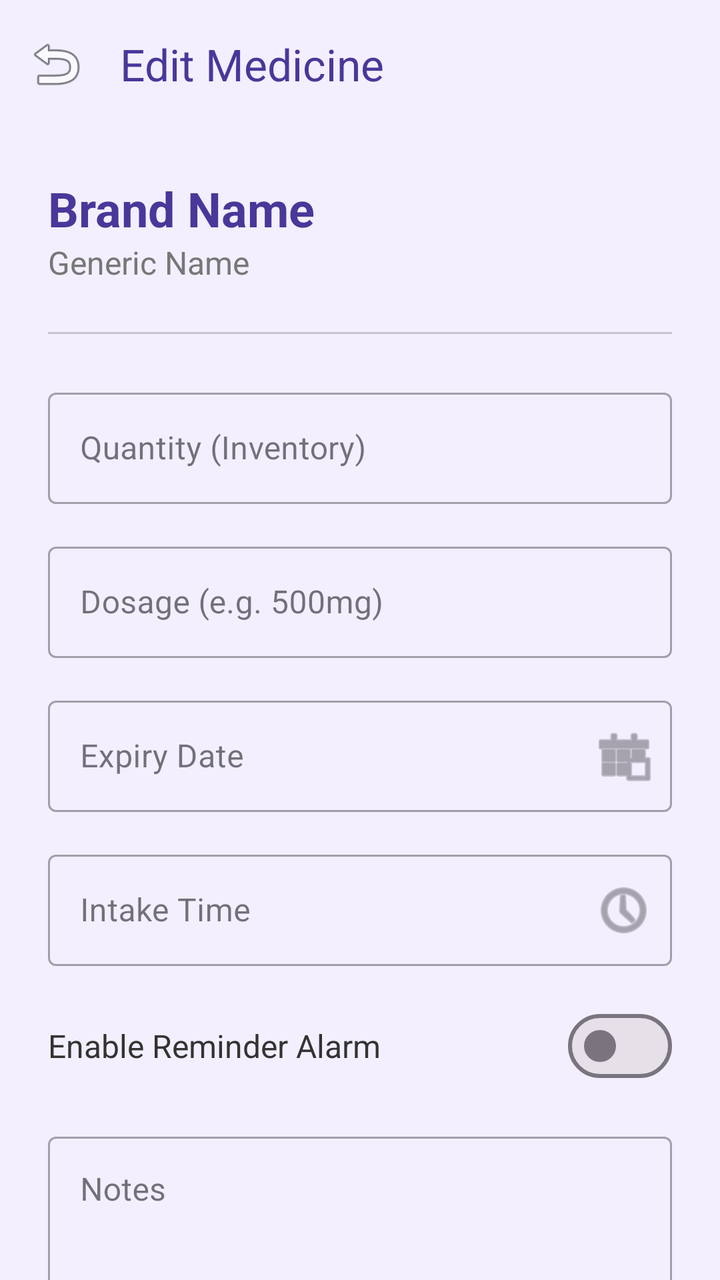
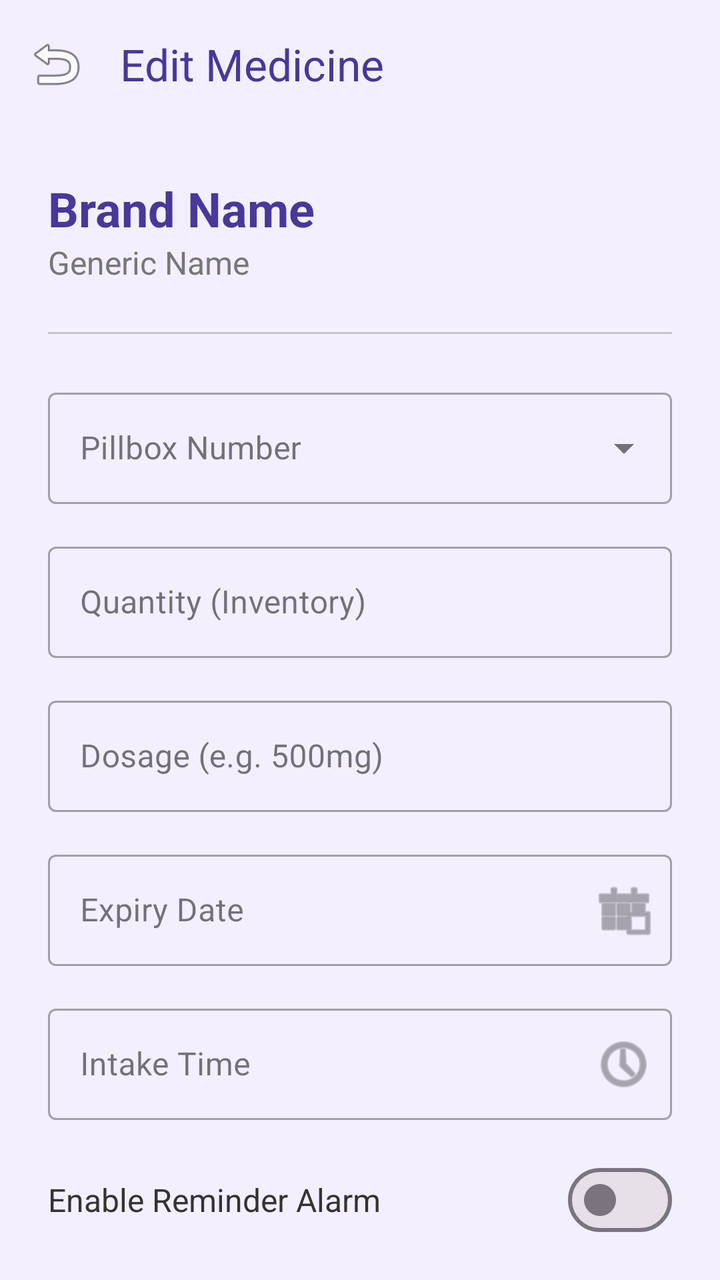

Two renders of the same Android screen: before a commit and after it. Below are the layout's source before the change and the commit's diff.
<!-- AndroidManifest.xml: application theme Theme.MedBoxWifi -->
<!-- res/layout/activity_edit_medicine.xml -->
<?xml version="1.0" encoding="utf-8"?>
<androidx.coordinatorlayout.widget.CoordinatorLayout xmlns:android="http://schemas.android.com/apk/res/android"
    xmlns:app="http://schemas.android.com/apk/res-auto"
    android:layout_width="match_parent"
    android:layout_height="match_parent"
    android:background="#F3EFFF">

    <com.google.android.material.appbar.AppBarLayout
        android:layout_width="match_parent"
        android:layout_height="wrap_content"
        android:background="@android:color/transparent"
        app:elevation="0dp">

        <com.google.android.material.appbar.MaterialToolbar
            android:id="@+id/toolbar"
            android:layout_width="match_parent"
            android:layout_height="?attr/actionBarSize"
            app:navigationIcon="@android:drawable/ic_menu_revert"
            app:title="Edit Medicine"
            app:titleTextColor="#4A3799" />
    </com.google.android.material.appbar.AppBarLayout>

    <androidx.core.widget.NestedScrollView
        android:layout_width="match_parent"
        android:layout_height="match_parent"
        app:layout_behavior="@string/appbar_scrolling_view_behavior">

        <LinearLayout
            android:layout_width="match_parent"
            android:layout_height="wrap_content"
            android:orientation="vertical"
            android:padding="24dp">

            <TextView
                android:id="@+id/tvBrandName"
                android:layout_width="wrap_content"
                android:layout_height="wrap_content"
                android:text="Brand Name"
                android:textColor="#4A3799"
                android:textSize="24sp"
                android:textStyle="bold" />

            <TextView
                android:id="@+id/tvGenericName"
                android:layout_width="wrap_content"
                android:layout_height="wrap_content"
                android:text="Generic Name"
                android:textColor="#777777"
                android:textSize="16sp" />

            <com.google.android.material.divider.MaterialDivider
                android:layout_width="match_parent"
                android:layout_height="wrap_content"
                android:layout_marginVertical="24dp" />

            <com.google.android.material.textfield.TextInputLayout
                style="@style/Widget.MaterialComponents.TextInputLayout.OutlinedBox"
                android:layout_width="match_parent"
                android:layout_height="wrap_content"
                android:layout_marginBottom="16dp"
                android:hint="Quantity (Inventory)">

                <com.google.android.material.textfield.TextInputEditText
                    android:id="@+id/etQuantity"
                    android:layout_width="match_parent"
                    android:layout_height="wrap_content"
                    android:inputType="number" />
            </com.google.android.material.textfield.TextInputLayout>

            <com.google.android.material.textfield.TextInputLayout
                style="@style/Widget.MaterialComponents.TextInputLayout.OutlinedBox"
                android:layout_width="match_parent"
                android:layout_height="wrap_content"
                android:layout_marginBottom="16dp"
                android:hint="Dosage (e.g. 500mg)">

                <com.google.android.material.textfield.TextInputEditText
                    android:id="@+id/etDosage"
                    android:layout_width="match_parent"
                    android:layout_height="wrap_content"
                    android:inputType="text" />
            </com.google.android.material.textfield.TextInputLayout>

            <com.google.android.material.textfield.TextInputLayout
                style="@style/Widget.MaterialComponents.TextInputLayout.OutlinedBox"
                android:layout_width="match_parent"
                android:layout_height="wrap_content"
                android:layout_marginBottom="16dp"
                android:hint="Expiry Date"
                app:endIconMode="custom"
                app:endIconDrawable="@android:drawable/ic_menu_today">

                <com.google.android.material.textfield.TextInputEditText
                    android:id="@+id/etExpiryDate"
                    android:layout_width="match_parent"
                    android:layout_height="wrap_content"
                    android:focusable="false"
                    android:clickable="true" />
            </com.google.android.material.textfield.TextInputLayout>

            <com.google.android.material.textfield.TextInputLayout
                style="@style/Widget.MaterialComponents.TextInputLayout.OutlinedBox"
                android:layout_width="match_parent"
                android:layout_height="wrap_content"
                android:layout_marginBottom="16dp"
                android:hint="Intake Time"
                app:endIconMode="custom"
                app:endIconDrawable="@android:drawable/ic_menu_recent_history">

                <com.google.android.material.textfield.TextInputEditText
                    android:id="@+id/etIntakeTime"
                    android:layout_width="match_parent"
                    android:layout_height="wrap_content"
                    android:focusable="false"
                    android:clickable="true" />
            </com.google.android.material.textfield.TextInputLayout>

            <LinearLayout
                android:layout_width="match_parent"
                android:layout_height="wrap_content"
                android:layout_marginBottom="16dp"
                android:gravity="center_vertical"
                android:orientation="horizontal">

                <TextView
                    android:layout_width="0dp"
                    android:layout_height="wrap_content"
                    android:layout_weight="1"
                    android:text="Enable Reminder Alarm"
                    android:textColor="#333333"
                    android:textSize="16sp" />

                <com.google.android.material.materialswitch.MaterialSwitch
                    android:id="@+id/switchReminder"
                    android:layout_width="wrap_content"
                    android:layout_height="wrap_content" />
            </LinearLayout>

            <com.google.android.material.textfield.TextInputLayout
                style="@style/Widget.MaterialComponents.TextInputLayout.OutlinedBox"
                android:layout_width="match_parent"
                android:layout_height="wrap_content"
                android:layout_marginBottom="32dp"
                android:hint="Notes">

                <com.google.android.material.textfield.TextInputEditText
                    android:id="@+id/etNotes"
                    android:layout_width="match_parent"
                    android:layout_height="wrap_content"
                    android:gravity="top"
                    android:inputType="textMultiLine"
                    android:lines="3" />
            </com.google.android.material.textfield.TextInputLayout>

            <Button
                android:id="@+id/btnSave"
                android:layout_width="match_parent"
                android:layout_height="64dp"
                android:backgroundTint="#4A3799"
                android:text="Save Details"
                android:textAllCaps="false"
                android:textSize="18sp"
                app:cornerRadius="32dp" />

        </LinearLayout>
    </androidx.core.widget.NestedScrollView>

</androidx.coordinatorlayout.widget.CoordinatorLayout>
<!-- resources referenced by this layout -->
<resources>
  <style name="Theme.MedBoxWifi" parent="Base.Theme.MedBoxWifi" />
  <style name="Base.Theme.MedBoxWifi" parent="Theme.Material3.DayNight.NoActionBar">
          
          <item name="colorPrimary">@color/pharmacy_green</item>
          <item name="colorPrimaryVariant">@color/pharmacy_green_dark</item>
          <item name="colorOnPrimary">@color/white</item>
          <item name="colorSecondary">@color/pharmacy_green_dark</item>
          <item name="colorOnSecondary">@color/white</item>
      </style>
  <color name="pharmacy_green">#00A86B</color>
  <color name="pharmacy_green_dark">#007F47</color>
  <color name="white">#FFFFFFFF</color>
</resources>

<!-- the commit's change to res/layout/activity_edit_medicine.xml (unified diff, before → after) -->
@@ -52,6 +52,20 @@
                 android:layout_width="match_parent"
                 android:layout_height="wrap_content"
                 android:layout_marginVertical="24dp" />
+
+            <com.google.android.material.textfield.TextInputLayout
+                style="@style/Widget.MaterialComponents.TextInputLayout.OutlinedBox.ExposedDropdownMenu"
+                android:layout_width="match_parent"
+                android:layout_height="wrap_content"
+                android:layout_marginBottom="16dp"
+                android:hint="Pillbox Number">
+
+                <AutoCompleteTextView
+                    android:id="@+id/spinnerPillbox"
+                    android:layout_width="match_parent"
+                    android:layout_height="wrap_content"
+                    android:inputType="none" />
+            </com.google.android.material.textfield.TextInputLayout>
 
             <com.google.android.material.textfield.TextInputLayout
                 style="@style/Widget.MaterialComponents.TextInputLayout.OutlinedBox"
